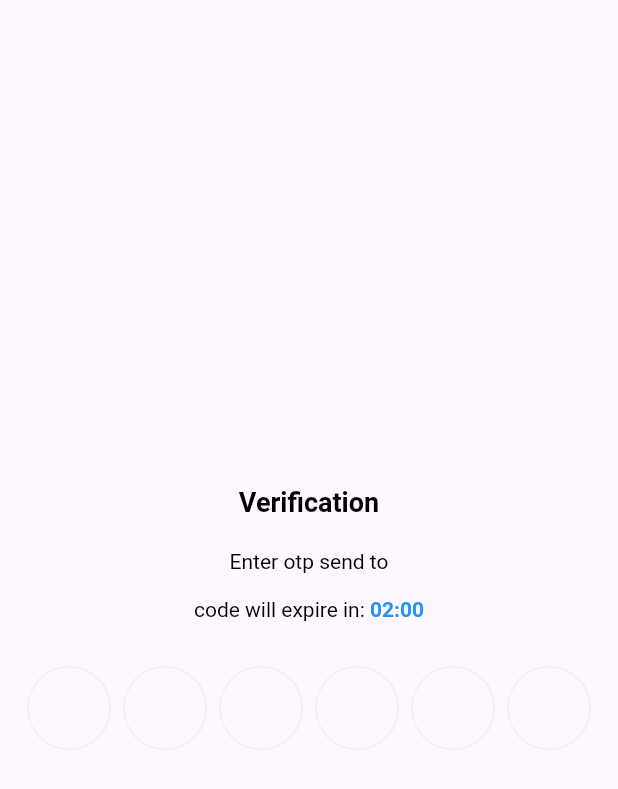
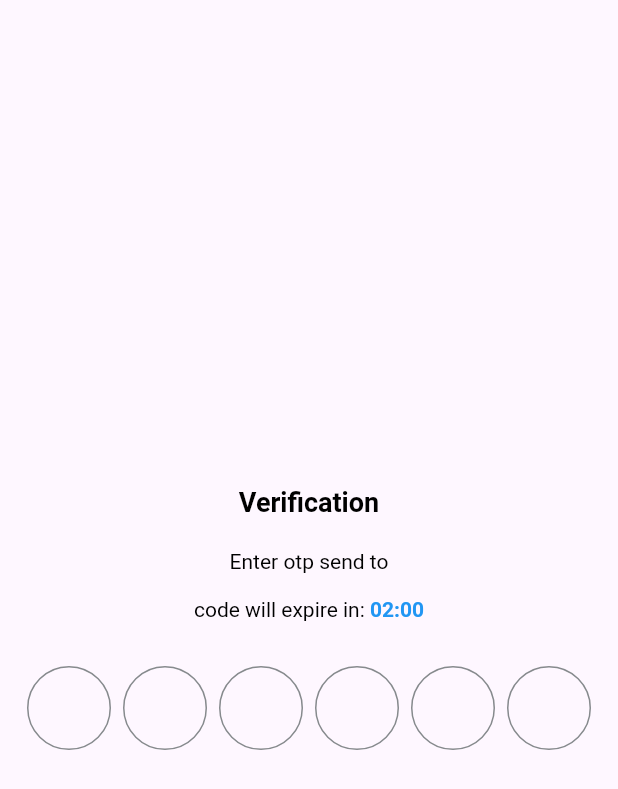
Before and after one commit to trt14/Project-7, a Flutter app: the OtpScreen screen opened directly, on a phone screen of 412 x 824 dp. Shown: the top 789 px of the screen. Run offline on Flutter 3.47's test engine with Material 3 defaults, Android fonts, the phone set to English and light mode, and no system bars; drawn by our look-alikes of pinput; our stand-ins replace bloc, carousel_slider, custom_rating_bar, device_preview, dio, file_picker and 9 more; missing offline and left inert: flutter_image_stack, mobile_scanner; accounts and stored records are empty.

Commit message:
Desgin: fix color otp

```diff
--- a/lib/src/screens/auth/otp_screen.dart
+++ b/lib/src/screens/auth/otp_screen.dart
@@ -68,11 +68,13 @@ class OtpScreen extends StatelessWidget {
                           try {
                             await otpCubit.verifyUser(otp: otp);
                           } catch (e) {
-                            showAlertSnackBar(
+                             if (context.mounted) {
+                               showAlertSnackBar(
                                 color: color,
                                 context: context,
                                 title: e.toString(),
                                 colorStatus: color.uncompletedColor);
+                             }
                           }
                         },
                       ),
--- a/lib/src/widgits/custom_pinput.dart
+++ b/lib/src/widgits/custom_pinput.dart
@@ -22,7 +22,7 @@ class CustomPinput extends StatelessWidget {
             color: Color.fromRGBO(30, 60, 87, 1),
             fontWeight: FontWeight.w600),
         decoration: BoxDecoration(
-          border: Border.all(color: const Color.fromRGBO(234, 239, 243, 1)),
+          border: Border.all(color: const Color.fromARGB(255, 134, 138, 141)),
           borderRadius: BorderRadius.circular(50),
         ),
       ),
```
